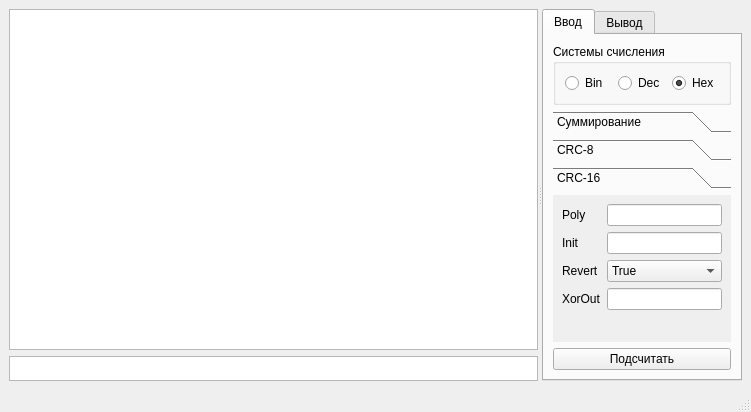
The window that scheme.ui (Aquarious02/CheckSumCounter) describes before a commit, drawn with Qt 5.
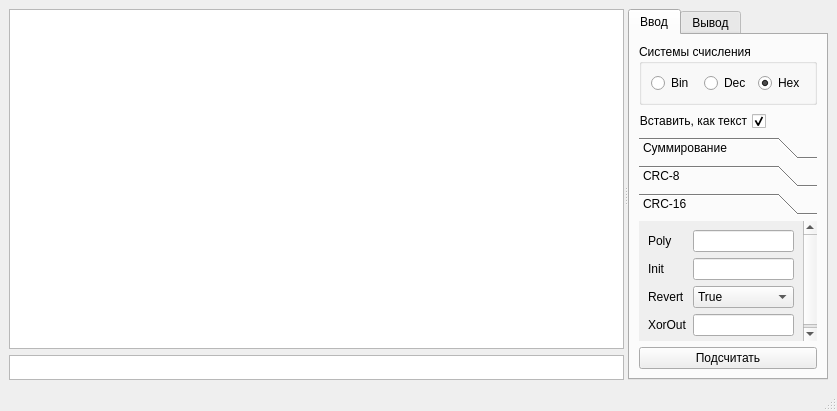
The same window after the commit. The open tabs and pages were chosen to show the change.

What changed in the file:
```diff
--- a/scheme.ui
+++ b/scheme.ui
@@ -6,8 +6,8 @@
    <rect>
     <x>0</x>
     <y>0</y>
-    <width>751</width>
-    <height>412</height>
+    <width>837</width>
+    <height>411</height>
    </rect>
   </property>
   <property name="windowTitle">
@@ -20,7 +20,7 @@
       <property name="orientation">
        <enum>Qt::Horizontal</enum>
       </property>
-      <widget class="QWidget" name="">
+      <widget class="QWidget" name="layoutWidget">
        <layout class="QVBoxLayout" name="verticalLayout_io">
         <property name="sizeConstraint">
          <enum>QLayout::SetDefaultConstraint</enum>
@@ -139,6 +139,34 @@
              </layout>
             </widget>
            </item>
+           <item alignment="Qt::AlignRight">
+            <widget class="QCheckBox" name="checkBox_as_text">
+             <property name="sizePolicy">
+              <sizepolicy hsizetype="Ignored" vsizetype="Fixed">
+               <horstretch>0</horstretch>
+               <verstretch>0</verstretch>
+              </sizepolicy>
+             </property>
+             <property name="maximumSize">
+              <size>
+               <width>127</width>
+               <height>16777215</height>
+              </size>
+             </property>
+             <property name="statusTip">
+              <string>Вставленное будет интерпретироваться, как текст, а не как байты</string>
+             </property>
+             <property name="layoutDirection">
+              <enum>Qt::RightToLeft</enum>
+             </property>
+             <property name="text">
+              <string>Вставить, как текст</string>
+             </property>
+             <property name="checked">
+              <bool>true</bool>
+             </property>
+            </widget>
+           </item>
            <item>
             <widget class="QToolBox" name="toolBox_CS">
              <property name="statusTip">
@@ -287,6 +315,14 @@
               </layout>
              </widget>
              <widget class="QWidget" name="page_crc16">
+              <property name="geometry">
+               <rect>
+                <x>0</x>
+                <y>0</y>
+                <width>174</width>
+                <height>117</height>
+               </rect>
+              </property>
               <property name="statusTip">
                <string>CRC - 16. Все данные в шестнадцатеричном виде</string>
               </property>
```
Left out of the diff: 6 changed lines with no effect on the pictures.
